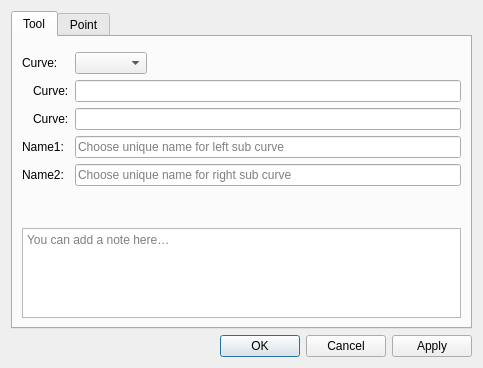
Old version of the form src/libs/vtools/dialogs/tools/dialogcutsplinepath.ui in the repository equinox-patterns/Ostara.
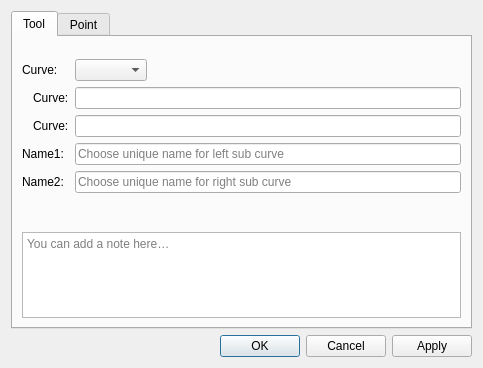
New version of the form. Icons and pictures are not drawn.

Commit message: Improve formula fields and tool dialogs

```diff
--- a/src/libs/vtools/dialogs/tools/dialogcutsplinepath.ui
+++ b/src/libs/vtools/dialogs/tools/dialogcutsplinepath.ui
@@ -31,6 +31,32 @@
        <item>
         <widget class="QWidget" name="formulaPlaceholder" native="true"/>
        </item>
+       <item>
+        <layout class="QHBoxLayout" name="formulaSeparatorLayout">
+         <property name="leftMargin">
+          <number>33</number>
+         </property>
+         <property name="rightMargin">
+          <number>33</number>
+         </property>
+         <item>
+          <widget class="QFrame" name="formulaSeparator">
+           <property name="minimumSize">
+            <size>
+             <width>0</width>
+             <height>1</height>
+            </size>
+           </property>
+           <property name="maximumSize">
+            <size>
+             <width>16777215</width>
+             <height>1</height>
+            </size>
+           </property>
+          </widget>
+         </item>
+        </layout>
+       </item>
        <item>
         <layout class="QFormLayout" name="formLayout">
          <property name="fieldGrowthPolicy">
```
The commit also changes 26 other files.
